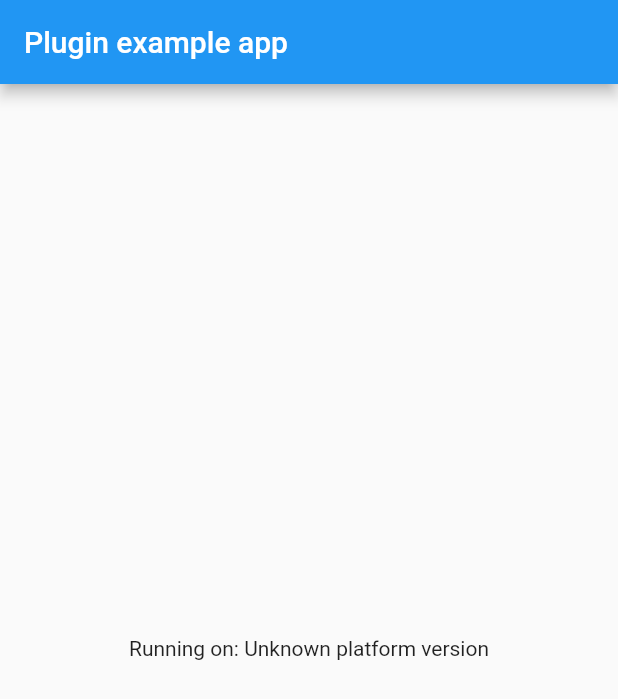
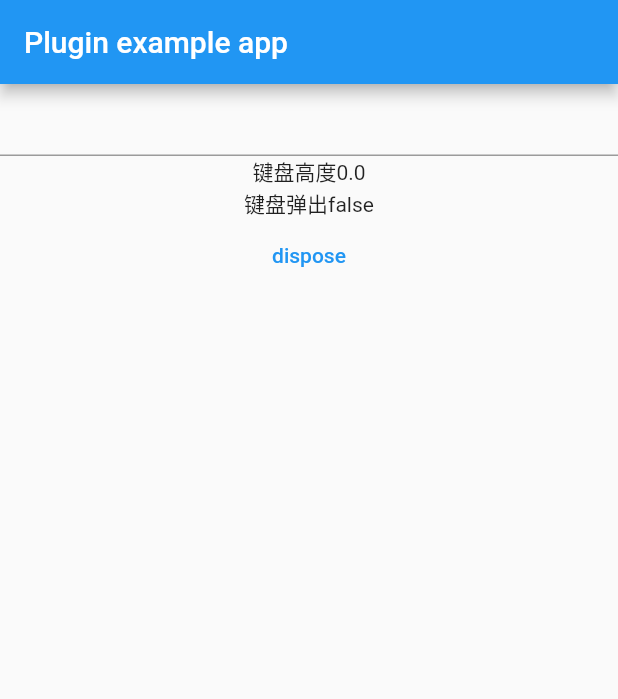
Before and after one commit to fishofeyes/mobile_keyboard_visibility, a Flutter app: the screen it shows after launch, on a phone screen of 412 x 824 dp. Shown: the top 699 px of the screen. Run offline on Flutter 3.47's test engine with Material 2 defaults, Android fonts, the phone set to English and light mode, and no system bars; our stand-ins replace plugin_platform_interface.

Commit message:
feat: flutter 层

```diff
--- a/example/lib/main.dart
+++ b/example/lib/main.dart
@@ -16,35 +16,29 @@ class MyApp extends StatefulWidget {
 }
 
 class _MyAppState extends State<MyApp> {
-  String _platformVersion = 'Unknown';
   final _mobileKeyboardVisibilityPlugin = MobileKeyboardVisibility();
-
+  double height = 0;
+  bool visibility = false;
   @override
   void initState() {
     super.initState();
-    initPlatformState();
+
+    _mobileKeyboardVisibilityPlugin.mobileKeyBoardListener(onHeight: (sender) {
+      setState(() {
+        height = sender;
+      });
+    }, onShow: (sender) {
+      setState(() {
+        setState(() {
+          visibility = sender;
+        });
+      });
+    });
   }
 
-  // Platform messages are asynchronous, so we initialize in an async method.
-  Future<void> initPlatformState() async {
-    String platformVersion;
-    // Platform messages may fail, so we use a try/catch PlatformException.
-    // We also handle the message potentially returning null.
-    try {
-      platformVersion =
-          await _mobileKeyboardVisibilityPlugin.getPlatformVersion() ?? 'Unknown platform version';
-    } on PlatformException {
-      platformVersion = 'Failed to get platform version.';
-    }
-
-    // If the widget was removed from the tree while the asynchronous platform
-    // message was in flight, we want to discard the reply rather than calling
-    // setState to update our non-existent appearance.
-    if (!mounted) return;
-
-    setState(() {
-      _platformVersion = platformVersion;
-    });
+  @override
+  void dispose() {
+    super.dispose();
   }
 
   @override
@@ -55,7 +49,14 @@ class _MyAppState extends State<MyApp> {
           title: const Text('Plugin example app'),
         ),
         body: Center(
-          child: Text('Running on: $_platformVersion\n'),
+          child: Column(
+            children: [
+              TextField(),
+              Text("键盘高度$height"),
+              Text("键盘弹出$visibility"),
+              TextButton(onPressed: () => _mobileKeyboardVisibilityPlugin.dispose(), child: Text("dispose"))
+            ],
+          ),
         ),
       ),
     );
--- a/lib/mobile_keyboard_visibility.dart
+++ b/lib/mobile_keyboard_visibility.dart
@@ -1,8 +1,11 @@
-
 import 'mobile_keyboard_visibility_platform_interface.dart';
 
 class MobileKeyboardVisibility {
-  Future<String?> getPlatformVersion() {
-    return MobileKeyboardVisibilityPlatform.instance.getPlatformVersion();
+  Future<void> mobileKeyBoardListener({Function(double height)? onHeight, Function(bool visibility)? onShow}) {
+    return MobileKeyboardVisibilityPlatform.instance.mobileKeyBoardListener(onHeight: onHeight, onShow: onShow);
+  }
+
+  Future<void> dispose() {
+    return MobileKeyboardVisibilityPlatform.instance.dispose();
   }
 }
--- a/lib/mobile_keyboard_visibility_method_channel.dart
+++ b/lib/mobile_keyboard_visibility_method_channel.dart
@@ -7,11 +7,35 @@ import 'mobile_keyboard_visibility_platform_interface.dart';
 class MethodChannelMobileKeyboardVisibility extends MobileKeyboardVisibilityPlatform {
   /// The method channel used to interact with the native platform.
   @visibleForTesting
-  final methodChannel = const MethodChannel('mobile_keyboard_visibility');
+  final eventChannel = const EventChannel('mobile_keyboard_visibility_listener');
+  final methodChannel = const MethodChannel('mobile_keyboard_visibility_dispose');
 
   @override
-  Future<String?> getPlatformVersion() async {
-    final version = await methodChannel.invokeMethod<String>('getPlatformVersion');
-    return version;
+  Future<void> mobileKeyBoardListener({Function(double height)? onHeight, Function(bool visibility)? onShow}) async {
+    eventChannel.receiveBroadcastStream().listen(
+      (event) {
+        if (event["height"] is num) {
+          if (onHeight != null) {
+            onHeight(double.parse(event["height"]));
+          }
+        }
+        if (event["visibility"] is bool) {
+          if (onShow != null) {
+            onShow(event["visibility"]);
+          }
+        }
+      },
+      onDone: () {
+        if (kDebugMode) print("键盘监听移除");
+      },
+      onError: (e) {
+        if (kDebugMode) print("键盘监听报错-----$e");
+      },
+    );
+  }
+
+  @override
+  Future<void> dispose() async {
+    await methodChannel.invokeListMethod("dispose");
   }
 }
--- a/lib/mobile_keyboard_visibility_platform_interface.dart
+++ b/lib/mobile_keyboard_visibility_platform_interface.dart
@@ -23,7 +23,11 @@ abstract class MobileKeyboardVisibilityPlatform extends PlatformInterface {
     _instance = instance;
   }
 
-  Future<String?> getPlatformVersion() {
+  Future<void> mobileKeyBoardListener({Function(double height)? onHeight, Function(bool visibility)? onShow}) {
     throw UnimplementedError('platformVersion() has not been implemented.');
   }
+
+  Future<void> dispose() {
+    throw UnimplementedError('dispose() has not been implemented.');
+  }
 }
```
Also changed, not shown: 2 other files.
